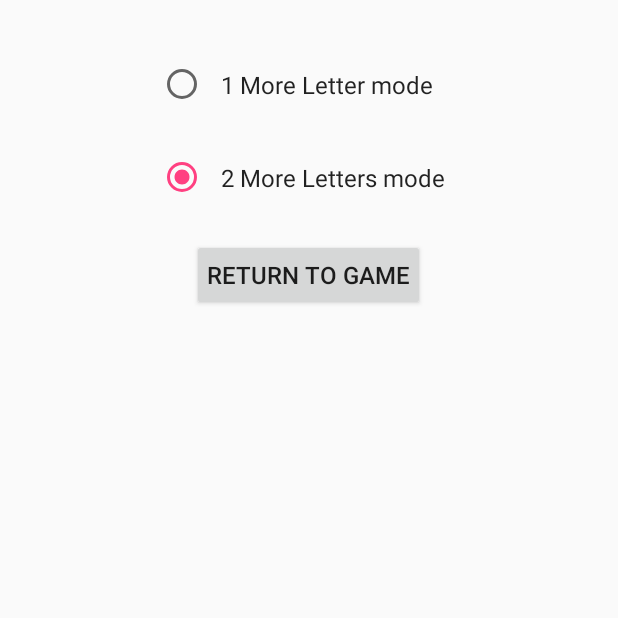
After one commit to lee-RoyGaseller/SofDevFinalProject, an Android app: the ChooseActivity screen opened directly, with no data from a screen before it, on a phone screen of 412 x 824 dp, the top half of it. The commit adds this screen. Run offline under Robolectric (Android 15) with nearby library versions, the phone set to English and light mode, and no system bars; 1 statement that could not run was skipped.

Commit message:
Added Two-letter mode. Mode only starts when the current game is finished.
Two-letter mode: switch to allowing the user to add two letters to form anagrams

```diff
--- a/app/src/main/AndroidManifest.xml
+++ b/app/src/main/AndroidManifest.xml
@@ -8,7 +8,6 @@
         android:label="@string/app_name"
         android:supportsRtl="true"
         android:theme="@style/AppTheme">
-        <activity android:name=".TwoLetterAnagramsActivity"></activity>
         <activity
             android:name=".AnagramsActivity"
             android:label="@string/app_name"
@@ -20,6 +19,10 @@
                 <category android:name="android.intent.category.LAUNCHER" />
             </intent-filter>
         </activity>
+
+        <activity android:name=".ChooseActivity"/>
+
+
     </application>
 
 </manifest>
--- /dev/null
+++ b/app/src/main/java/com/google/engedu/anagrams/ChooseActivity.java
@@ -0,0 +1,46 @@
+package com.google.engedu.anagrams;
+
+import android.os.Bundle;
+import android.support.annotation.Nullable;
+import android.util.Log;
+import android.view.View;
+import android.widget.RadioButton;
+
+public class ChooseActivity extends android.app.Activity{
+
+
+    private final String ACTIVITY_TAG = "ChooseActivity";
+
+    @Override
+    protected void onCreate(@Nullable Bundle savedInstanceState) {
+        super.onCreate(savedInstanceState);
+        Log.w(ACTIVITY_TAG, "inside onStart()");
+        setContentView(R.layout.choose_layout);
+        updateView();
+    }
+
+    private void updateView() {
+        AnagramDictionary ad = AnagramsActivity.dictionary;
+        if (ad.isOML()) {
+            RadioButton oml = (RadioButton) findViewById(R.id.oneMoreLetter);
+            oml.setChecked(true);
+        } else {
+            RadioButton tml =  findViewById(R.id.twoMoreLetter);
+            tml.setChecked(true);
+        }
+    }
+
+    private void updateAnagramsDictionary() {
+        AnagramDictionary ad = AnagramsActivity.dictionary;
+        RadioButton oml = findViewById(R.id.oneMoreLetter);
+        if (ad.isOML() != oml.isChecked()) {
+            Log.w(ACTIVITY_TAG, "inside updateAnagramsDictionary, trying to change mode");
+            ad.changeMode();
+        }
+    }
+
+    public void goBack(View v) {
+        updateAnagramsDictionary();
+        this.finish();
+    }
+}
--- /dev/null
+++ b/app/src/main/res/layout/choose_layout.xml
@@ -0,0 +1,48 @@
+<?xml version="1.0" encoding="utf-8"?>
+<LinearLayout xmlns:android="http://schemas.android.com/apk/res/android"
+    xmlns:app="http://schemas.android.com/apk/res-auto"
+    android:orientation="vertical"
+    android:layout_width="match_parent"
+    android:layout_height="match_parent"
+    android:layout_margin="15dp">
+
+    <RadioGroup
+        android:id="@+id/radBtnGrp"
+        android:layout_width="wrap_content"
+        android:layout_height="wrap_content"
+        android:layout_marginEnd="8dp"
+        android:layout_marginStart="8dp"
+        app:layout_constraintStart_toStartOf="parent"
+        app:layout_constraintEnd_toEndOf="parent"
+        android:layout_gravity="center">
+
+        <RadioButton
+            android:id="@+id/oneMoreLetter"
+            style="@style/TextStyle"
+            android:layout_width="wrap_content"
+            android:layout_height="wrap_content"
+            android:checked="true"
+            android:text="@string/one_more_letter" />
+
+        <RadioButton
+            android:id="@+id/twoMoreLetter"
+            style="@style/TextStyle"
+            android:layout_width="wrap_content"
+            android:layout_height="wrap_content"
+            android:text="@string/two_more_letters" />
+
+    </RadioGroup>
+
+    <Button
+        android:id="@+id/btnGoBack"
+        style="@style/TextStyle"
+        android:layout_width="wrap_content"
+        android:layout_height="wrap_content"
+        android:text="Return to game"
+        app:layout_constraintTop_toBottomOf="@id/radBtnGrp"
+        app:layout_constraintStart_toStartOf="@id/radBtnGrp"
+        app:layout_constraintEnd_toEndOf="@id/radBtnGrp"
+        android:layout_gravity="center"
+        android:onClick="goBack"/>
+
+</LinearLayout>
--- a/app/src/main/res/menu/menu_anagrams.xml
+++ /dev/null
@@ -1,6 +0,0 @@
-<menu xmlns:android="http://schemas.android.com/apk/res/android"
-    xmlns:app="http://schemas.android.com/apk/res-auto"
-    xmlns:tools="http://schemas.android.com/tools" tools:context=".AnagramsActivity">
-    <item android:id="@+id/action_settings" android:title="@string/action_settings"
-        android:orderInCategory="100" app:showAsAction="never" />
-</menu>
--- a/app/src/main/res/values/strings.xml
+++ b/app/src/main/res/values/strings.xml
@@ -1,4 +1,7 @@
 <resources>
     <string name="app_name">Anagrams</string>
     <string name="action_settings">Settings</string>
+
+    <string name="one_more_letter">1 More Letter mode</string>
+    <string name="two_more_letters">2 More Letters mode</string>
 </resources>
--- a/app/src/main/res/values/styles.xml
+++ b/app/src/main/res/values/styles.xml
@@ -14,4 +14,12 @@
     <style name="AppTheme.AppBarOverlay" parent="ThemeOverlay.AppCompat.Dark.ActionBar" />
     <style name="AppTheme.PopupOverlay" parent="ThemeOverlay.AppCompat.Light" />
 
+    <style name="TextStyle" parent="@android:style/TextAppearance">
+        <item name="android:layout_width">wrap_content</item>
+        <item name="android:layout_height">wrap_content</item>
+        <item name="android:textSize">16sp</item>
+        <item name="android:padding">10dp</item>
+        <item name="android:layout_marginTop">20dp</item>
+    </style>
+
 </resources>
```
Also changed, not shown: app/src/main/java/com/google/engedu/anagrams/AnagramDictionary.java (+23 -11 lines), app/src/main/java/com/google/engedu/anagrams/AnagramsActivity.java (+55 -26 lines), app/src/main/java/com/google/engedu/anagrams/TwoLetterAnagramsActivity.java (deleted, +0 -150 lines), app/src/main/res/layout/activity_anagrams.xml (+17 -3 lines), app/src/main/res/layout/activity_two_letter_anagrams.xml (deleted, +0 -42 lines).
